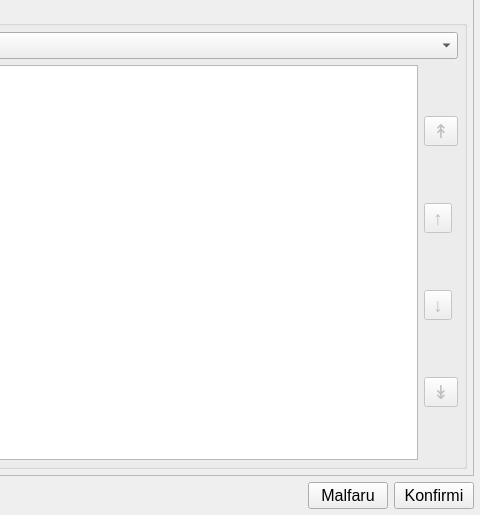
First picture: the form in konfiguro.ui, repository MDCremer/Gradivus, before the edit; both pictures show x 320 to 800 and y 85 to 600 of the 800 by 600 pixel window.
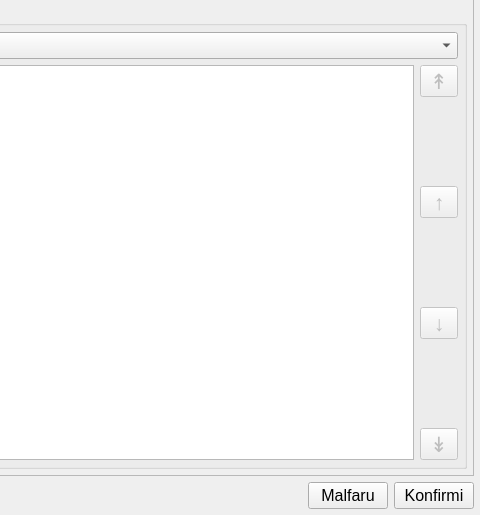
Second picture: the form after the edit.

Commit message: Dialog für die Verwaltung von Literaturangaben gestaltet.

Diff of the .ui file:
```diff
--- a/konfiguro.ui
+++ b/konfiguro.ui
@@ -129,6 +129,11 @@
            <layout class="QHBoxLayout" name="horizontalLayout_2">
             <item>
              <widget class="QListWidget" name="lingvoj">
+              <property name="font">
+               <font>
+                <pointsize>9</pointsize>
+               </font>
+              </property>
               <property name="editTriggers">
                <set>QAbstractItemView::NoEditTriggers</set>
               </property>
@@ -146,7 +151,8 @@
                 </property>
                 <property name="font">
                  <font>
-                  <pointsize>14</pointsize>
+                  <pointsize>16</pointsize>
+                  <italic>true</italic>
                  </font>
                 </property>
                 <property name="text">
@@ -154,14 +160,40 @@
                 </property>
                </widget>
               </item>
+              <item>
+               <spacer name="verticalSpacer">
+                <property name="orientation">
+                 <enum>Qt::Vertical</enum>
+                </property>
+                <property name="sizeHint" stdset="0">
+                 <size>
+                  <width>20</width>
+                  <height>40</height>
+                 </size>
+                </property>
+               </spacer>
+              </item>
               <item>
                <widget class="QToolButton" name="supren">
                 <property name="enabled">
                  <bool>false</bool>
                 </property>
+                <property name="sizePolicy">
+                 <sizepolicy hsizetype="Minimum" vsizetype="Fixed">
+                  <horstretch>0</horstretch>
+                  <verstretch>0</verstretch>
+                 </sizepolicy>
+                </property>
+                <property name="minimumSize">
+                 <size>
+                  <width>0</width>
+                  <height>0</height>
+                 </size>
+                </property>
                 <property name="font">
                  <font>
-                  <pointsize>14</pointsize>
+                  <pointsize>16</pointsize>
+                  <italic>true</italic>
                  </font>
                 </property>
                 <property name="text">
@@ -169,14 +201,40 @@
                 </property>
                </widget>
               </item>
+              <item>
+               <spacer name="verticalSpacer_2">
+                <property name="orientation">
+                 <enum>Qt::Vertical</enum>
+                </property>
+                <property name="sizeHint" stdset="0">
+                 <size>
+                  <width>20</width>
+                  <height>40</height>
+                 </size>
+                </property>
+               </spacer>
+              </item>
               <item>
                <widget class="QToolButton" name="malsupren">
                 <property name="enabled">
                  <bool>false</bool>
                 </property>
+                <property name="sizePolicy">
+                 <sizepolicy hsizetype="Minimum" vsizetype="Fixed">
+                  <horstretch>0</horstretch>
+                  <verstretch>0</verstretch>
+                 </sizepolicy>
+                </property>
+                <property name="minimumSize">
+                 <size>
+                  <width>0</width>
+                  <height>0</height>
+                 </size>
+                </property>
                 <property name="font">
                  <font>
-                  <pointsize>14</pointsize>
+                  <pointsize>16</pointsize>
+                  <italic>true</italic>
                  </font>
                 </property>
                 <property name="text">
@@ -184,6 +242,19 @@
                 </property>
                </widget>
               </item>
+              <item>
+               <spacer name="verticalSpacer_3">
+                <property name="orientation">
+                 <enum>Qt::Vertical</enum>
+                </property>
+                <property name="sizeHint" stdset="0">
+                 <size>
+                  <width>20</width>
+                  <height>40</height>
+                 </size>
+                </property>
+               </spacer>
+              </item>
               <item>
                <widget class="QToolButton" name="malsupro">
                 <property name="enabled">
@@ -191,7 +262,8 @@
                 </property>
                 <property name="font">
                  <font>
-                  <pointsize>14</pointsize>
+                  <pointsize>16</pointsize>
+                  <italic>true</italic>
                  </font>
                 </property>
                 <property name="text">
```
The commit also changes 4 other files.
